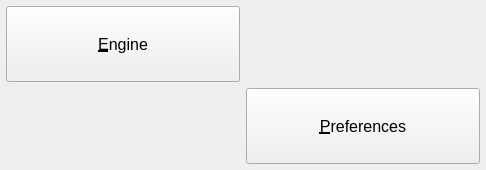
Old version of the form ui/small/FreeSSM.ui in the repository msatoh/Free-SSM-for-my-GDB.
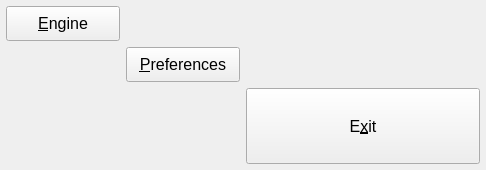
New version of the form. Icons and pictures are not drawn.

```diff
--- a/ui/small/FreeSSM.ui
+++ b/ui/small/FreeSSM.ui
@@ -135,6 +135,54 @@
       </item>
      </layout>
     </item>
+    <item row="2" column="2">
+      <widget class="QPushButton" name="exit_pushButton">
+        <property name="sizePolicy">
+         <sizepolicy hsizetype="Expanding" vsizetype="Expanding">
+          <horstretch>0</horstretch>
+          <verstretch>0</verstretch>
+         </sizepolicy>
+        </property>
+        <property name="font">
+         <font>
+          <pointsize>12</pointsize>
+          <weight>50</weight>
+          <bold>false</bold>
+         </font>
+        </property>
+        <property name="cursor">
+         <cursorShape>PointingHandCursor</cursorShape>
+        </property>
+        <property name="layoutDirection">
+         <enum>Qt::LeftToRight</enum>
+        </property>
+        <property name="autoFillBackground">
+         <bool>false</bool>
+        </property>
+        <property name="text">
+         <string>E&amp;xit</string>
+        </property>
+        <property name="icon">
+         <iconset resource="../../resources/FreeSSM.qrc">
+          <normaloff>:/icons/oxygen/32x32/system-shutdown.png</normaloff>:/icons/oxygen/32x32/system-shutdown.png</iconset>
+        </property>
+        <property name="iconSize">
+         <size>
+          <width>32</width>
+          <height>32</height>
+         </size>
+        </property>
+        <property name="autoDefault">
+         <bool>false</bool>
+        </property>
+        <property name="default">
+         <bool>false</bool>
+        </property>
+        <property name="flat">
+         <bool>false</bool>
+        </property>
+      </widget>
+      </item>
    </layout>
   </widget>
  </widget>
```
